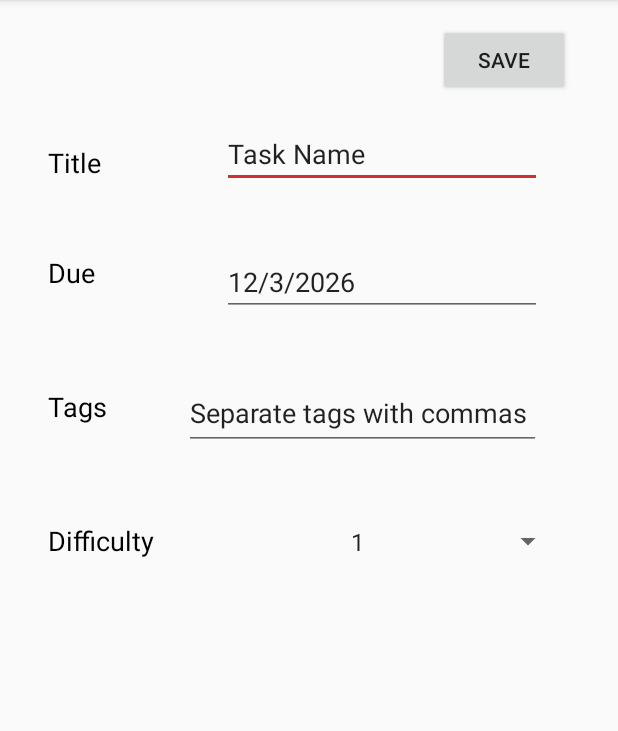
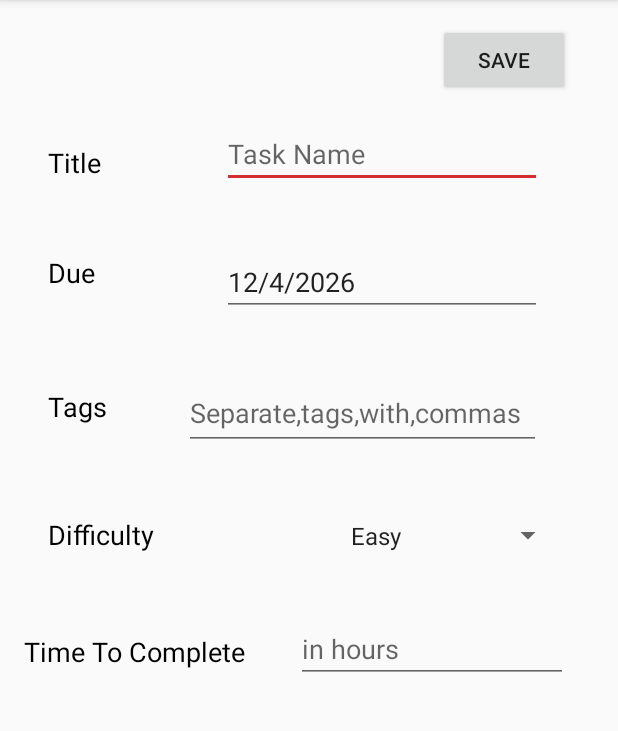
Before and after one commit to Iotaslair/Milestone, an Android app: the NewTask screen opened directly, with no data from a screen before it, on a phone screen of 412 x 824 dp, the part 84-815 px from its top. Run offline under Robolectric (Android 15) with nearby library versions, the phone set to English and light mode, and no system bars.

Commit message:
Work on New task with error checking, Difficulty and Time To Complete
Changed text in the textviews to hints (so easily deleted), added error messages if a title is empty and such, finished coding on difficulty, finished Time To Complete code

```diff
--- a/App/app/src/main/java/com/williampembleton/milestone/NewTask.java
+++ b/App/app/src/main/java/com/williampembleton/milestone/NewTask.java
@@ -3,9 +3,12 @@ package com.williampembleton.milestone;
 import android.content.Context;
 import android.support.v7.app.AppCompatActivity;
 import android.os.Bundle;
+import android.text.TextUtils;
+import android.widget.AdapterView;
 import android.widget.ArrayAdapter;
 import android.widget.EditText;
 import android.view.View;
+import android.widget.ExpandableListAdapter;
 import android.widget.Spinner;
 import android.widget.TextView;
 import android.widget.Toast;
@@ -22,7 +25,9 @@ import java.util.Collections;
 import java.util.GregorianCalendar;
 import java.util.Date;
 
-public class NewTask extends AppCompatActivity {
+public class NewTask extends AppCompatActivity implements AdapterView.OnItemSelectedListener{
+
+    String difficulty = "";
 
     @Override
     protected void onCreate(Bundle savedInstanceState) {
@@ -33,7 +38,7 @@ public class NewTask extends AppCompatActivity {
 
         //sets the current date into the due box
         String dueDateString = "" + (1 + currentDate.get(Calendar.MONTH)) + "/";
-        dueDateString += (currentDate.get(Calendar.DAY_OF_MONTH)) + "/";
+        dueDateString += (1 + currentDate.get(Calendar.DAY_OF_MONTH)) + "/";
         dueDateString += currentDate.get(Calendar.YEAR);
         dueDate.setText(dueDateString);
 
@@ -42,13 +47,20 @@ public class NewTask extends AppCompatActivity {
         ArrayAdapter<CharSequence> adapter = ArrayAdapter.createFromResource(this,R.array.difficultyList,android.R.layout.simple_spinner_item);
         adapter.setDropDownViewResource(android.R.layout.simple_spinner_dropdown_item);
         spinner.setAdapter(adapter);
+        spinner.setOnItemSelectedListener(this);
+
     }
 
     public void saveTask(View view)
     {
         //Title
             TextView titleView = findViewById(R.id.TaskName);
-            String title = (String) titleView.getText();
+            String title =  titleView.getText().toString();
+            if(TextUtils.isEmpty(title))
+            {
+                Toast.makeText(getApplicationContext(), "Title empty", Toast.LENGTH_SHORT).show();
+                return;
+            }
 
         //Date work and checking for reasonable dates
             EditText dueDate = findViewById(R.id.DueDate);
@@ -69,17 +81,63 @@ public class NewTask extends AppCompatActivity {
             }
 
         //Tags
+
             TextView tagsView = findViewById(R.id.Tags);
-            String tags = (String) tagsView.getText();
+            String tags =  tagsView.getText().toString();
             String[] tagArray = tags.split(",");
             ArrayList<String> tagList = new ArrayList<>();
             Collections.addAll(tagList,tagArray);
 
 
         //Difficulty
+            //done in onItemSelected
 
 
 
-        //Task new = new Task(title,convertedDate,tags,difficulty);
+        //Time To Complete
+
+            TextView TTCView = findViewById(R.id.TimeToComplete);
+            String timeString = TTCView.getText().toString();
+            //if non-numerical exit and return toast failure message
+            if(TextUtils.isEmpty(timeString))
+            {
+                Toast.makeText(getApplicationContext(), "Time to Complete empty", Toast.LENGTH_SHORT).show();
+                return;
+            }
+            if(!android.text.TextUtils.isDigitsOnly(timeString))
+            {
+                Toast.makeText(getApplicationContext(), "Time to Complete not a number", Toast.LENGTH_SHORT).show();
+                return;
+            }
+            double TTC = 0.0;
+            try {
+                TTC = Double.parseDouble(timeString);
+            }
+            catch (Exception e)
+            {
+                Toast.makeText(getApplicationContext(), "Insert a valid Time To Complete", Toast.LENGTH_SHORT).show();
+            }
+
+
+
+        //Experience calculation
+
+
+
+
+
+        //Task new = new Task(title,convertedDate,tagList,difficulty,TTC,experience);
+
+        Toast.makeText(getApplicationContext(), "Task Made", Toast.LENGTH_SHORT).show();
+    }
+
+    @Override
+    public void onItemSelected(AdapterView<?> adapterView, View view, int i, long l) {
+        difficulty = adapterView.getItemAtPosition(i).toString();
+    }
+
+    @Override
+    public void onNothingSelected(AdapterView<?> adapterView) {
+
     }
 }
--- a/App/app/src/main/res/layout/activity_new_task.xml
+++ b/App/app/src/main/res/layout/activity_new_task.xml
@@ -43,7 +43,7 @@
         android:layout_marginRight="8dp"
         android:ems="10"
         android:inputType="textPersonName"
-        android:text="Task Name"
+        android:hint="Task Name"
         app:layout_constraintEnd_toEndOf="parent"
         app:layout_constraintHorizontal_bias="0.508"
         app:layout_constraintStart_toEndOf="@+id/titleLabel"
@@ -60,7 +60,7 @@
         android:layout_marginRight="8dp"
         android:ems="10"
         android:inputType="textPersonName"
-        android:text="1/1/1970"
+        android:hint="1/1/1970"
         app:layout_constraintEnd_toEndOf="parent"
         app:layout_constraintHorizontal_bias="0.508"
         app:layout_constraintStart_toEndOf="@+id/dueLabel"
@@ -104,7 +104,7 @@
         android:layout_marginRight="8dp"
         android:ems="10"
         android:inputType="textPersonName"
-        android:text="Separate tags with commas"
+        android:hint="Separate,tags,with,commas"
         app:layout_constraintEnd_toEndOf="parent"
         app:layout_constraintStart_toEndOf="@+id/TagsLabel"
         app:layout_constraintTop_toBottomOf="@+id/DueDate" />
@@ -128,7 +128,7 @@
         android:layout_height="34dp"
         android:layout_marginStart="8dp"
         android:layout_marginLeft="8dp"
-        android:layout_marginTop="44dp"
+        android:layout_marginTop="40dp"
         android:layout_marginEnd="36dp"
         android:layout_marginRight="36dp"
         app:layout_constraintEnd_toEndOf="parent"
@@ -136,4 +136,33 @@
         app:layout_constraintStart_toEndOf="@+id/DifficultyLabel"
         app:layout_constraintTop_toBottomOf="@+id/Tags" />
 
+    <TextView
+        android:id="@+id/TimeToCompleteLabel"
+        android:layout_width="wrap_content"
+        android:layout_height="wrap_content"
+        android:layout_marginStart="16dp"
+        android:layout_marginLeft="16dp"
+        android:layout_marginTop="8dp"
+        android:text="Time To Complete"
+        android:textColor="@color/common_google_signin_btn_text_dark_focused"
+        android:textSize="18sp"
+        app:layout_constraintStart_toStartOf="parent"
+        app:layout_constraintTop_toTopOf="@+id/TimeToComplete" />
+
+    <EditText
+        android:id="@+id/TimeToComplete"
+        android:layout_width="181dp"
+        android:layout_height="41dp"
+        android:layout_marginStart="8dp"
+        android:layout_marginLeft="8dp"
+        android:layout_marginTop="40dp"
+        android:layout_marginEnd="8dp"
+        android:layout_marginRight="8dp"
+        android:ems="10"
+        android:inputType="textPersonName"
+        android:hint="in hours"
+        app:layout_constraintEnd_toEndOf="parent"
+        app:layout_constraintStart_toEndOf="@+id/TimeToCompleteLabel"
+        app:layout_constraintTop_toBottomOf="@+id/DifficultySelector" />
+
 </android.support.constraint.ConstraintLayout>
--- a/App/app/src/main/res/values/strings.xml
+++ b/App/app/src/main/res/values/strings.xml
@@ -3,10 +3,10 @@
     <string name="action_settings">Settings</string>
 
     <string-array name="difficultyList">
-        <item>1</item>
-        <item>2</item>
-        <item>3</item>
-        <item>4</item>
-        <item>5</item>
+        <item>Easy</item>
+        <item>Semi-Easy</item>
+        <item>Average</item>
+        <item>Kinda Hard</item>
+        <item>Difficult</item>
     </string-array>
 </resources>
```
Also changed, not shown: App/app/src/main/java/com/williampembleton/milestone/Task.java (+30 -4 lines), 1 other file.
